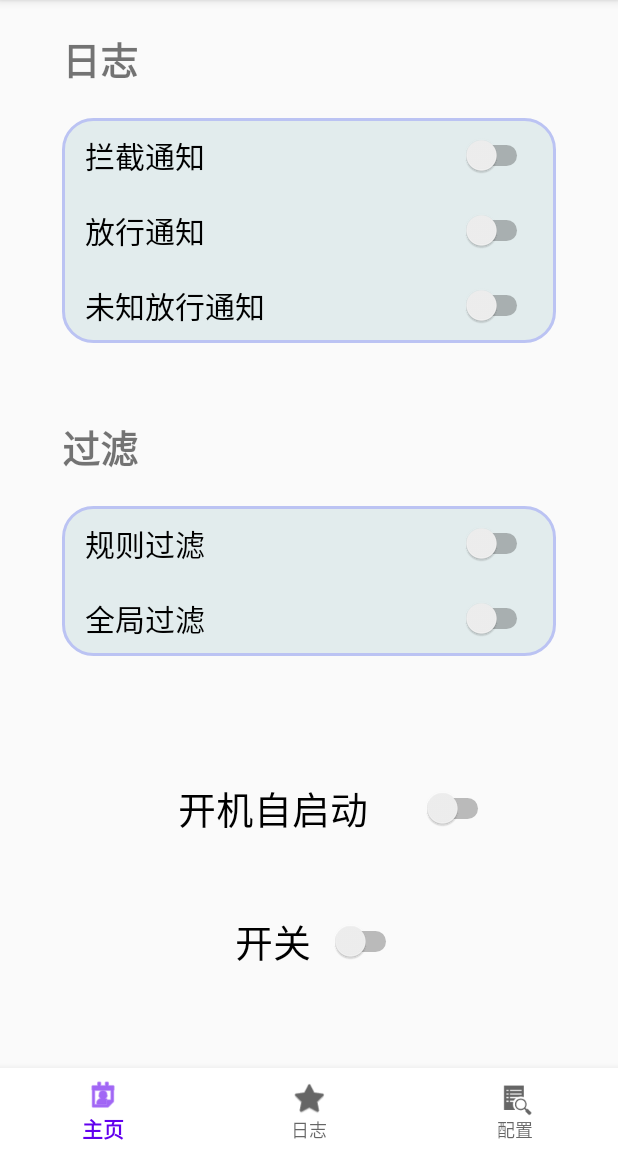
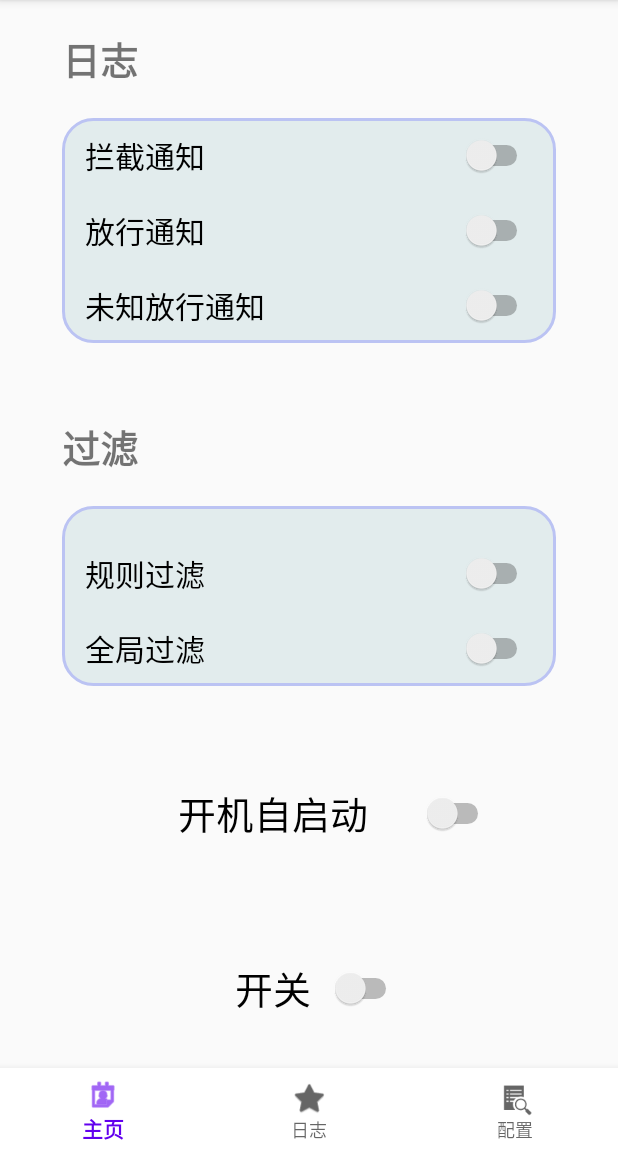
Before and after one commit to GSteve-Paul/NotificationFilter, an Android app: the screen it shows after launch (MainActivity), on a phone screen of 412 x 824 dp, the part 84-1236 px from its top. Run offline under Robolectric (Android 15) with nearby library versions, the phone set to English and light mode, and no system bars; our stand-ins replace navigation-ui; 9 statements that could not run were skipped.

Commit message:
修改了一下xml文件的报错，完善了java文件功能

```diff
--- a/app/src/main/java/com/lijn/notificationfilter/front/fragment/FilterMain.java
+++ b/app/src/main/java/com/lijn/notificationfilter/front/fragment/FilterMain.java
@@ -4,11 +4,15 @@ import android.os.Bundle;
 import android.view.LayoutInflater;
 import android.view.View;
 import android.view.ViewGroup;
+import android.widget.Switch;
+
 import androidx.annotation.NonNull;
 import androidx.annotation.Nullable;
 import androidx.fragment.app.Fragment;
 import com.lijn.notificationfilter.R;
 import com.lijn.notificationfilter.back.entity.programsetting.FilterType;
+import com.lijn.notificationfilter.back.entity.programsetting.NotificationType;
+import com.lijn.notificationfilter.back.entity.programsetting.ProgramSetting;
 import com.lijn.notificationfilter.back.manager.programsettingservice.ProgramSettingManager;
 
 import org.jetbrains.annotations.NotNull;
@@ -21,6 +25,14 @@ private static final String ARG_PARAM2 = "param2";
 
    private String mParam1;
 private String mParam2;
+
+    private Switch logInterceptedNotificationSwitch;
+    private Switch logPassedNotificationSwitch;
+    private Switch logUnknownPassedNotificationSwitch;
+    private Switch filterRulesSwitch;
+    private Switch filterGlobalSwitch;
+    private Switch switchSwitch;
+    private Switch startAutomaticSwitch;
 
 public FilterMain()
 {
@@ -56,6 +68,73 @@ public View onCreateView(LayoutInflater inflater, ViewGroup container,
 
 @Override
 public void onViewCreated(@NonNull @NotNull View view, @Nullable @org.jetbrains.annotations.Nullable Bundle savedInstanceState) {
-    ProgramSettingManager.getInstance().getProgramSetting().setFilterVariety(FilterType.RULE);
+    super.onViewCreated(view, savedInstanceState);
+
+    // 初始化视图控件
+    logInterceptedNotificationSwitch = view.findViewById(R.id.logInterceptedNotificationSwitch);
+    logPassedNotificationSwitch = view.findViewById(R.id.logPassedNotificationSwitch);
+    logUnknownPassedNotificationSwitch = view.findViewById(R.id.logUnknownPassedNotificationSwitch);
+    filterRulesSwitch = view.findViewById(R.id.filterRulesSwitch);
+    filterGlobalSwitch = view.findViewById(R.id.filterGlobalSwitch);
+    switchSwitch = view.findViewById(R.id.switchSwitch);
+    startAutomaticSwitch = view.findViewById(R.id.StartAutomaticSwitch);
+
+// 设置监听器
+    setSwitchListeners();
+
+    // 从设置管理器中加载现有设置
+    loadSettings();
+
  }
+    private void setSwitchListeners() {
+        // 为每个Switch设置监听器，以便在状态改变时更新设置
+        logInterceptedNotificationSwitch.setOnCheckedChangeListener((buttonView, isChecked) -> {
+            ProgramSettingManager.getInstance().getProgramSetting().setLogNotificationVariety(NotificationType.INTERCEPTED,isChecked);
+            // 更新设置
+        });
+
+        logPassedNotificationSwitch.setOnCheckedChangeListener((buttonView, isChecked) -> {
+            ProgramSettingManager.getInstance().getProgramSetting().setLogNotificationVariety(NotificationType.PASSED,isChecked);
+            // 更新设置
+        });
+
+        logUnknownPassedNotificationSwitch.setOnCheckedChangeListener((buttonView, isChecked) -> {
+            ProgramSettingManager.getInstance().getProgramSetting().setLogNotificationVariety(NotificationType.UNCHECKED);
+            // 更新设置
+        });
+
+        filterRulesSwitch.setOnCheckedChangeListener((buttonView, isChecked) -> {
+            if (isChecked) {
+                ProgramSettingManager.getInstance().getProgramSetting().setFilterVariety(FilterType.RULE, true);
+            } else {
+                ProgramSettingManager.getInstance().getProgramSetting().setFilterVariety(FilterType.RULE, false);
+            }
+        });
+
+        filterGlobalSwitch.setOnCheckedChangeListener((buttonView, isChecked) -> {
+            ProgramSettingManager.getInstance().getProgramSetting().setFilterVariety(FilterType.GLOBAL, isChecked);
+            // 更新设置
+        });
+
+        switchSwitch.setOnCheckedChangeListener((buttonView, isChecked) -> {
+            ProgramSettingManager.getInstance().getProgramSetting().setRunning(isChecked);
+            // 更新设置
+        });
+
+        startAutomaticSwitch.setOnCheckedChangeListener((buttonView, isChecked) -> {
+            ProgramSettingManager.getInstance().getProgramSetting().setAutoStartWhenBoot(isChecked);
+            // 更新设置
+        });
+    }
+    private void loadSettings() {
+        // 从ProgramSettingManager加载设置并应用到界面上的Switch控件
+        ProgramSetting setting = ProgramSettingManager.getInstance().getProgramSetting();
+        logInterceptedNotificationSwitch.setChecked(setting.getLogNotificationVariety(NotificationType.INTERCEPTED));
+        logPassedNotificationSwitch.setChecked(setting.getLogNotificationVariety(NotificationType.PASSED));
+        logUnknownPassedNotificationSwitch.setChecked(setting.getLogNotificationVariety(NotificationType.UNCHECKED));
+        filterRulesSwitch.setChecked(setting.getFilterVariety(FilterType.RULE));
+        filterGlobalSwitch.setChecked(setting.getFilterVariety(FilterType.GLOBAL));
+        switchSwitch.setChecked(setting.getRunning());
+        startAutomaticSwitch.setChecked(setting.getAutoStartWhenBoot());
+    }
 }
--- a/app/src/main/res/layout/fragment_filter_main.xml
+++ b/app/src/main/res/layout/fragment_filter_main.xml
@@ -28,7 +28,9 @@
                 android:layout_height="wrap_content"
                 android:id="@+id/logInterceptedNotificationSwitch"
                 app:layout_constraintEnd_toEndOf="parent"
-                app:layout_constraintHorizontal_bias="0.8"/>
+                app:layout_constraintHorizontal_bias="0.8"
+                app:layout_constraintTop_toTopOf="parent"
+                app:layout_constraintStart_toStartOf="parent" />
         <Switch
                 android:text="放行通知"
                 android:textSize="20dp"
@@ -73,7 +75,9 @@
                 android:layout_marginTop="20dp"
                 android:id="@+id/filterRulesSwitch"
                 app:layout_constraintEnd_toEndOf="parent"
-                app:layout_constraintHorizontal_bias="0.8"/>
+                app:layout_constraintHorizontal_bias="0.8"
+                app:layout_constraintTop_toTopOf="parent"
+                app:layout_constraintStart_toStartOf="parent" />
         <Switch
                 android:text="全局过滤"
                 android:textSize="20dp"
@@ -101,6 +105,7 @@
                 android:textAlignment="center"
                 android:textSize="25dp"
                 android:id="@+id/switchSwitch"
+                android:paddingVertical="14dp"
                 app:layout_constraintLeft_toLeftOf="parent"
                 app:layout_constraintRight_toRightOf="parent"
                 app:layout_constraintTop_toBottomOf="@id/StartAutomaticSwitch"
@@ -115,6 +120,7 @@
                 android:textAlignment="center"
                 android:textSize="25dp"
                 android:id="@+id/StartAutomaticSwitch"
+                android:paddingVertical="14dp"
                 app:layout_constraintLeft_toLeftOf="parent"
                 app:layout_constraintRight_toRightOf="parent"
                 app:layout_constraintHorizontal_bias="0.5"
```
